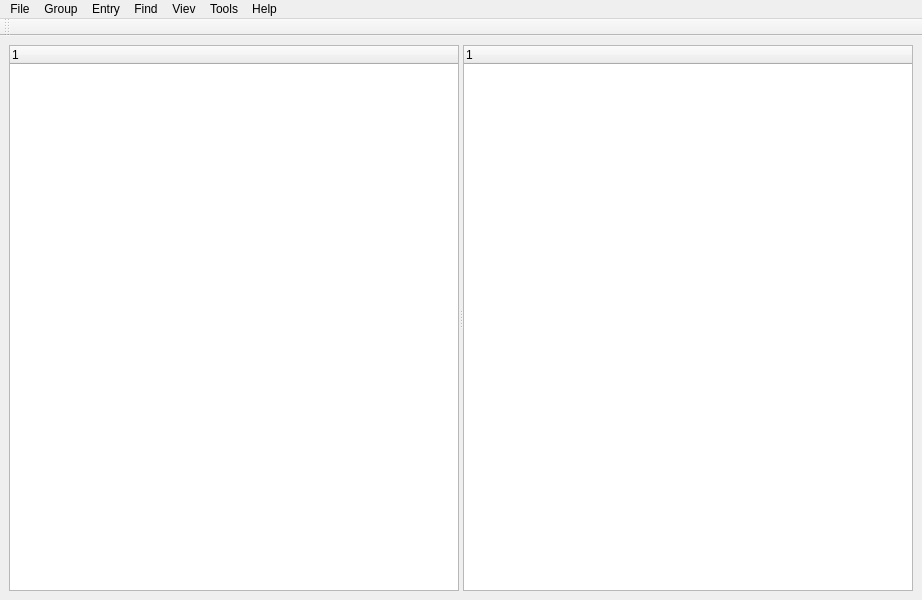
Qt form src/mainwindow.ui (anovotarsk/keepass) before a commit.
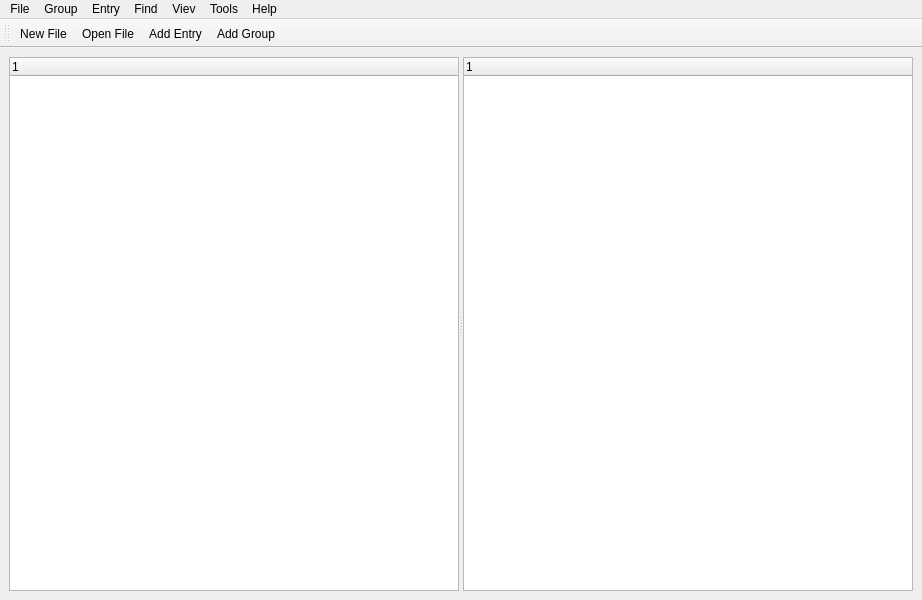
The same form after that commit. Icons and pictures are not drawn.

Diff of the .ui file:
```diff
--- a/src/mainwindow.ui
+++ b/src/mainwindow.ui
@@ -103,7 +103,50 @@
    <attribute name="toolBarBreak">
     <bool>false</bool>
    </attribute>
+   <addaction name="actionNew_File"/>
+   <addaction name="actionOpen_File"/>
+   <addaction name="actionAdd_Entry"/>
+   <addaction name="actionAdd_Group"/>
   </widget>
+  <action name="actionAdd_Entry">
+   <property name="icon">
+    <iconset>
+     <normalon>../resources/icons/0.jpg</normalon>
+    </iconset>
+   </property>
+   <property name="text">
+    <string>Add Entry</string>
+   </property>
+  </action>
+  <action name="actionAdd_Group">
+   <property name="icon">
+    <iconset>
+     <normaloff>../resources/icons/48.jpg</normaloff>../resources/icons/48.jpg</iconset>
+   </property>
+   <property name="text">
+    <string>Add Group</string>
+   </property>
+  </action>
+  <action name="actionNew_File">
+   <property name="icon">
+    <iconset>
+     <normalon>../resources/new_file.jpg</normalon>
+    </iconset>
+   </property>
+   <property name="text">
+    <string>New File</string>
+   </property>
+  </action>
+  <action name="actionOpen_File">
+   <property name="icon">
+    <iconset>
+     <normalon>../resources/open_file.jpg</normalon>
+    </iconset>
+   </property>
+   <property name="text">
+    <string>Open File</string>
+   </property>
+  </action>
  </widget>
  <resources/>
  <connections/>
```
